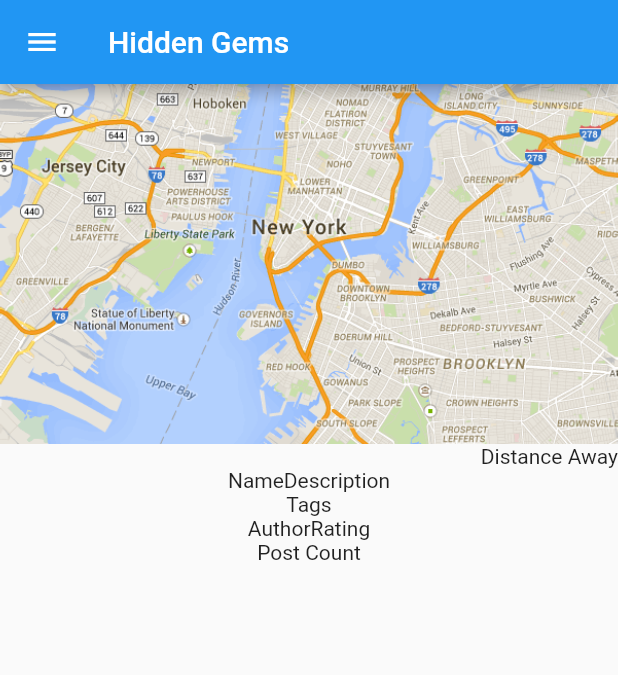
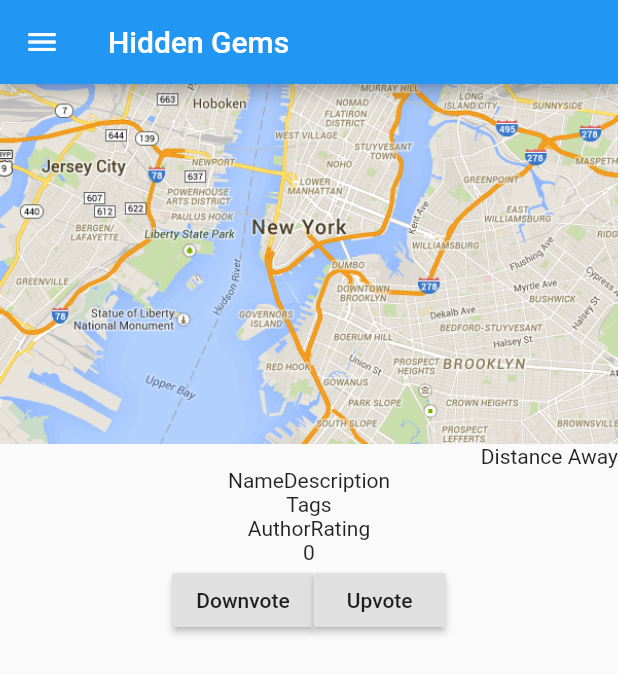
Before and after one commit to asmith790/hidden_gems, a Flutter app: the Post screen opened directly, on a phone screen of 412 x 824 dp. Shown: the top 675 px of the screen. Run offline on Flutter 3.47's test engine with Material 2 defaults, Android fonts, the phone set to English and light mode, and no system bars; our stand-ins replace cloud_firestore, firebase_auth, google_sign_in; accounts and stored records are empty.

Commit message:
Added upvote/downvote to post view

```diff
--- a/lib/post.dart
+++ b/lib/post.dart
@@ -1,12 +1,34 @@
 import 'package:flutter/material.dart';
 import 'navBar.dart';
 
-class Post extends StatelessWidget {
+class Post extends StatefulWidget {
   @override
+  _PostState createState() => _PostState();
+}
+class _PostState extends State<Post>{
+
+  int _counter = 0; //Would be set to the value of upvotes - downvotes
+
+  void increment() {
+    setState(() {
+      _counter++;
+      //update database
+    });
+  }
+
+  void decrement() {
+    setState(() {
+      _counter--;
+      //update database
+    });
+  }
+
+  //Rerun every time setState is called
   Widget build(BuildContext context) {
     return new Scaffold(
       appBar: AppBar(title: Text('Hidden Gems')),
       body: Column(
+        mainAxisSize: MainAxisSize.max,
         children: <Widget>[
           IntrinsicHeight(
             child: Row(
@@ -47,9 +69,25 @@ class Post extends StatelessWidget {
             Row(
               mainAxisAlignment: MainAxisAlignment.center,
               children: <Widget>[
-                Text('Post Count'),
+                Text(_counter.toString()),
               ],
-            )
+            ),
+          Row(
+            mainAxisAlignment: MainAxisAlignment.center,
+            verticalDirection: VerticalDirection.up,
+            children: <Widget>[
+              Column(
+                children: <Widget>[
+                  RaisedButton(child: Text('Downvote'), onPressed: () {decrement();},)
+                ],
+              ),
+              Column(
+                children: <Widget>[
+                  RaisedButton(child: Text('Upvote'), onPressed: () {increment();},)
+                ],
+              )
+            ],
+          )
         ],
       ),
       drawer: MyDrawer(),
```
Also changed, not shown: lib/listView.dart (+10 -0 lines), lib/profile.dart (+97 -4 lines).
